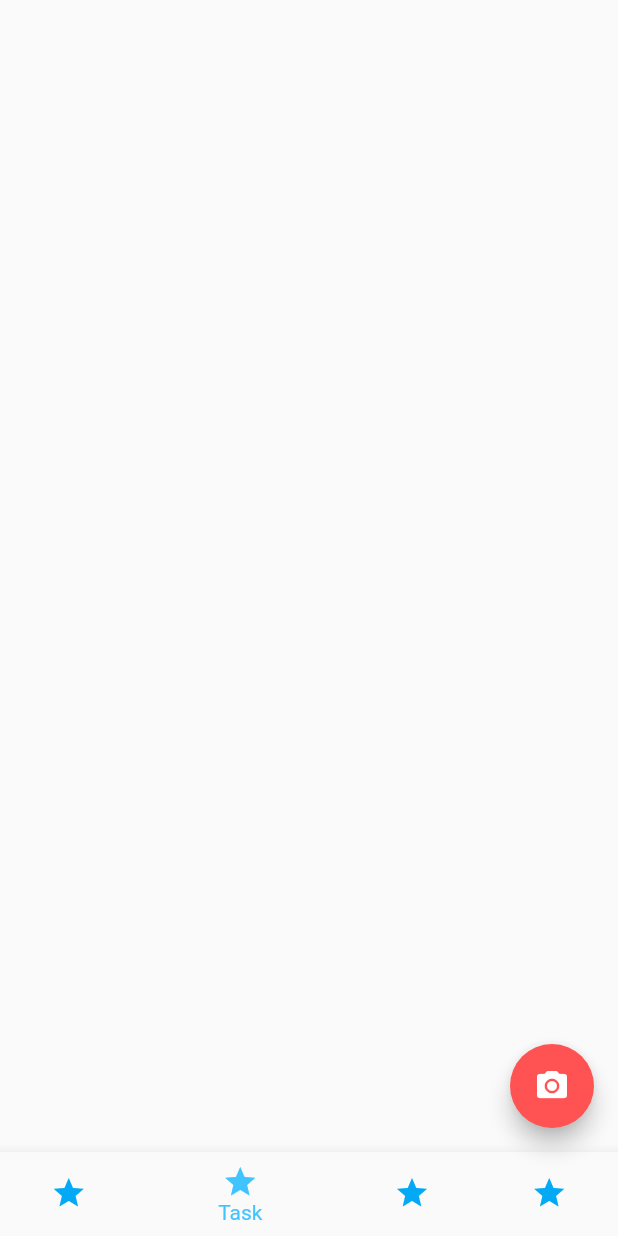
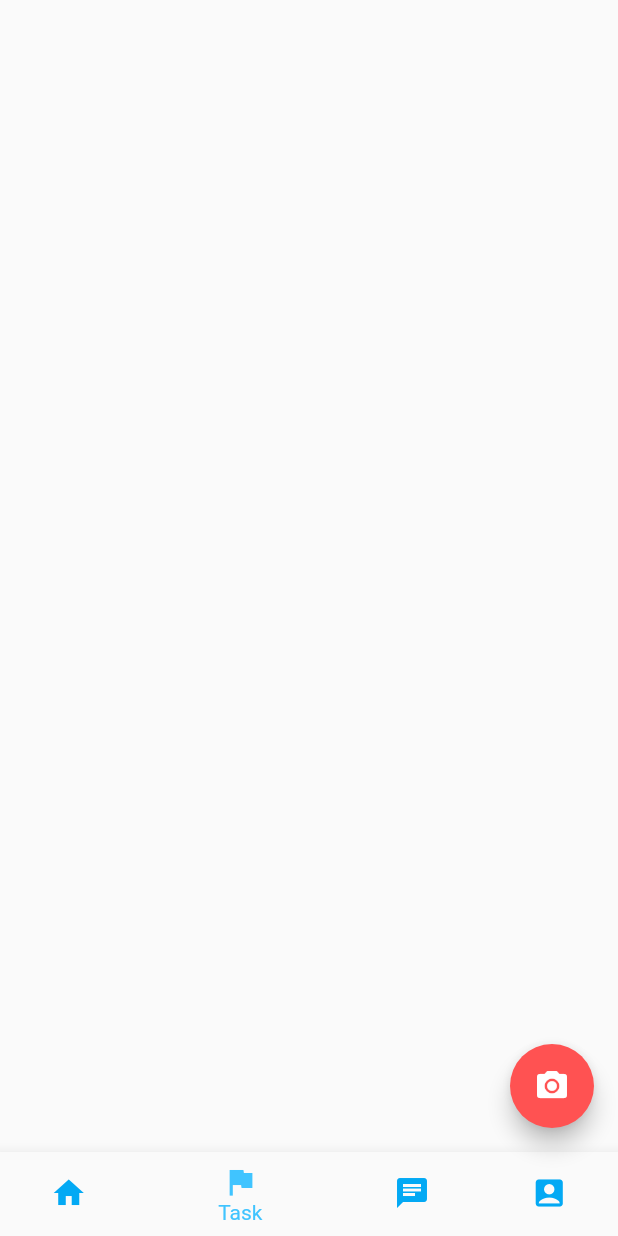
Before and after one commit to yun8686/Bouldering, a Flutter app: the screen it shows after launch, item 2 of the bottom bar chosen, on a phone screen of 412 x 824 dp. Run offline on Flutter 3.47's test engine with Material 2 defaults, Android fonts, the light colour scheme and no system bars; our stand-ins replace image_picker.

Commit message:
設定画面を追加

```diff
--- a/lib/main.dart
+++ b/lib/main.dart
@@ -4,6 +4,7 @@ import 'dart:ui' as ui;
 import 'dart:typed_data';
 
 import 'package:bouldering_sns/camera/camera.dart';
+import 'package:bouldering_sns/Setting/SettingWidget.dart';
 import 'package:flutter/material.dart';
 import 'package:flutter/animation.dart';
 import 'package:image_picker/image_picker.dart';
@@ -43,22 +44,23 @@ class _MyImagePageState extends State<MyImagePage> {
 //      appBar: AppBar(
 //        title: Text("Camera App!"),
 //      ),
+      body: _selectedIndex==3?SettingWidget():null,
       bottomNavigationBar: new BottomNavigationBar(
         items: [
           new BottomNavigationBarItem(
-            icon: const Icon(Icons.star),
+            icon: const Icon(Icons.home),
             title: new Text('Home'),
           ),
           new BottomNavigationBarItem(
-            icon: const Icon(Icons.star),
+            icon: const Icon(Icons.assistant_photo),
             title: new Text('Task'),
           ),
           new BottomNavigationBarItem(
-            icon: const Icon(Icons.star),
+            icon: const Icon(Icons.chat),
             title: new Text('Friends'),
           ),
           new BottomNavigationBarItem(
-            icon: const Icon(Icons.star),
+            icon: const Icon(Icons.account_box),
             title: new Text('Setting'),
           )
         ],
```
Also changed, not shown: lib/Setting/SettingWidget.dart (added, +25 -0 lines).
